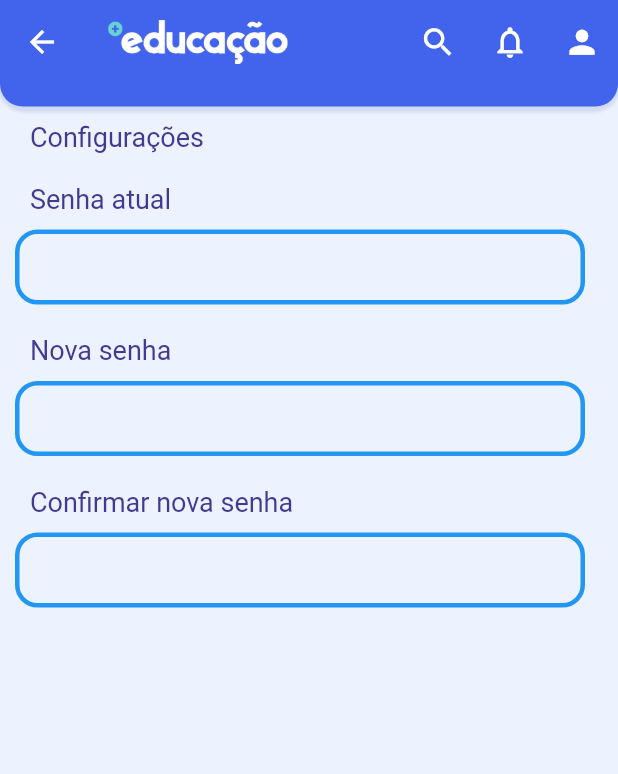
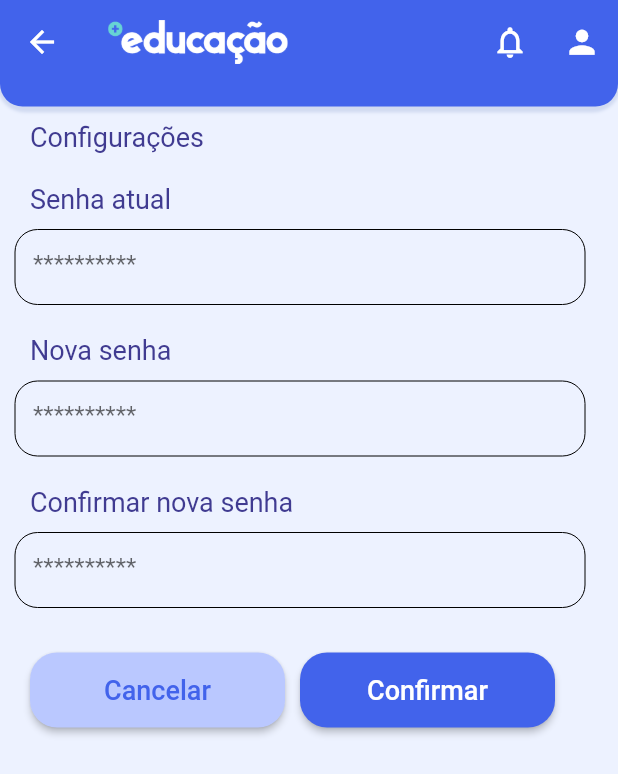
Before and after one commit to fymorGod/projeto-inicial-educacao, a Flutter app: the PasswordPage screen opened directly, on a phone screen of 412 x 824 dp. Shown: the top 774 px of the screen. Run offline on Flutter 3.47's test engine with Material 2 defaults, Android fonts, the phone set to English and light mode, and no system bars; our stand-ins replace auto_size_text, google_fonts, page_transition, percent_indicator, syncfusion_flutter_charts, table_calendar and 1 more; missing offline and left inert: list_tile_switch.

Commit message:
tela de senha final

```diff
--- a/lib/pages/password_page.dart
+++ b/lib/pages/password_page.dart
@@ -22,11 +22,6 @@ class _PasswordPageState extends State<PasswordPage> {
         backgroundColor: AppStyle.secondColor,
         elevation: 0,
         actions: [
-          IconButton(onPressed: (){}, icon: const Icon(Icons.search,
-            size: 25,
-            color: Colors.white,
-          ),
-          ),
 
           IconButton(onPressed: (){}, icon: const Icon(Icons.notifications_none_outlined,
             size: 25,
@@ -90,12 +85,13 @@ class _PasswordPageState extends State<PasswordPage> {
                   width: 380,
                   child: TextField(
                     decoration: InputDecoration(
+                      hintText: "**********",
                       enabledBorder: OutlineInputBorder(
-                        borderSide: const BorderSide(width: 3, color: Colors.blue),
+                        borderSide: const BorderSide(width: 0,),
                         borderRadius: BorderRadius.circular(15),
                       ),
                       focusedBorder: OutlineInputBorder(
-                        borderSide: const BorderSide(width: 3, color: Colors.red),
+                        borderSide: const BorderSide(width: 3, color: Colors.blue),
                         borderRadius: BorderRadius.circular(15),
                       ),
                     ),
@@ -119,12 +115,13 @@ class _PasswordPageState extends State<PasswordPage> {
                   width: 380,
                   child: TextField(
                     decoration: InputDecoration(
+                      hintText: "**********",
                       enabledBorder: OutlineInputBorder(
-                        borderSide: const BorderSide(width: 3, color: Colors.blue),
+                        borderSide: const BorderSide(width: 0,),
                         borderRadius: BorderRadius.circular(15),
                       ),
                       focusedBorder: OutlineInputBorder(
-                        borderSide: const BorderSide(width: 3, color: Colors.red),
+                        borderSide: const BorderSide(width: 3, color: Colors.blue),
                         borderRadius: BorderRadius.circular(15),
                       ),
                     ),
@@ -148,16 +145,42 @@ class _PasswordPageState extends State<PasswordPage> {
                   width: 380,
                   child: TextField(
                     decoration: InputDecoration(
+                      hintText: "**********",
                       enabledBorder: OutlineInputBorder(
-                        borderSide: const BorderSide(width: 3, color: Colors.blue),
+                        borderSide: const BorderSide(width: 0),
                         borderRadius: BorderRadius.circular(15),
                       ),
                       focusedBorder: OutlineInputBorder(
-                        borderSide: const BorderSide(width: 3, color: Colors.red),
+                        borderSide: const BorderSide(width: 3, color: Colors.blue),
                         borderRadius: BorderRadius.circular(15),
                       ),
                     ),
                   ),
+                ),
+              ),
+              Container(
+                margin: EdgeInsets.only(top: 30, left: 20),
+                alignment: Alignment.center,
+                child: Row(
+                  children: [
+                    ElevatedButton(onPressed: () {},
+                        style: ElevatedButton.styleFrom(
+                          shape: RoundedRectangleBorder(borderRadius: BorderRadius.circular(18)),
+                          fixedSize: Size(170, 50), primary: Color(0xffBAC8FF),
+                        ),
+                        child: Text('Cancelar', style: TextStyle(
+                            color: Color(0xff4263EB),
+                            fontSize: 18,
+                            fontFamily: 'Roboto'),)),
+                    SizedBox(width: 10,),
+                    ElevatedButton(onPressed: () {},
+                        style: ElevatedButton.styleFrom(
+
+                          shape: RoundedRectangleBorder(borderRadius: BorderRadius.circular(18)),
+                          fixedSize: Size(170, 50), primary: Color(0xff4263EB),
+                        ),
+                        child: Text('Confirmar', style: TextStyle(fontSize: 18, fontFamily: 'Roboto'),)),
+                  ],
                 ),
               ),
             ],
```
